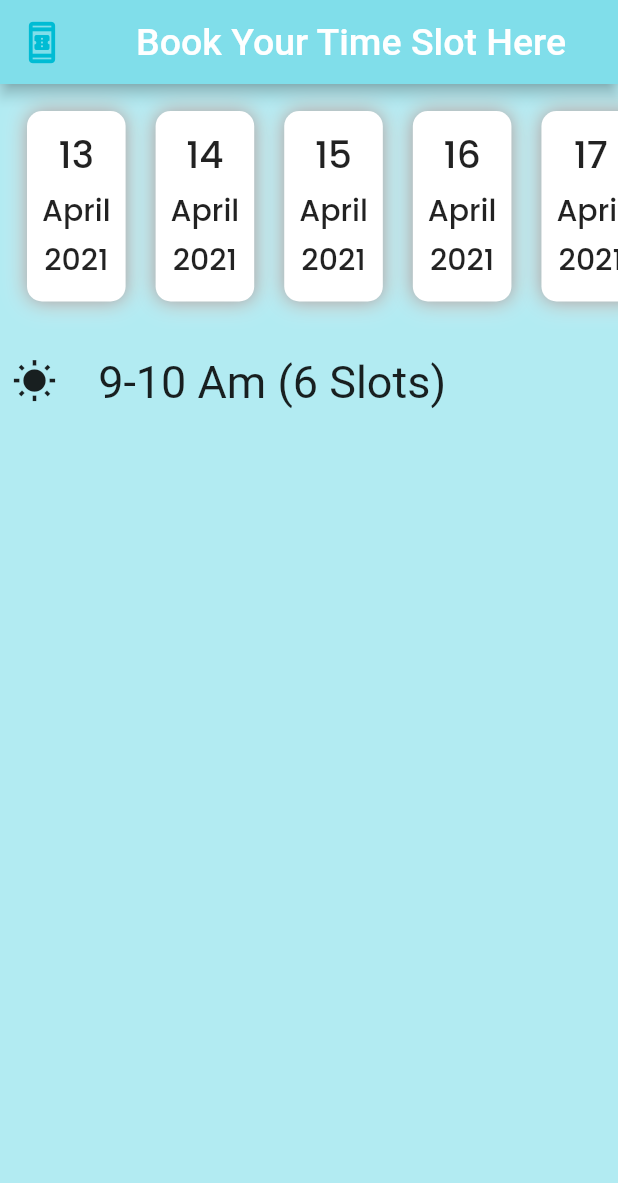
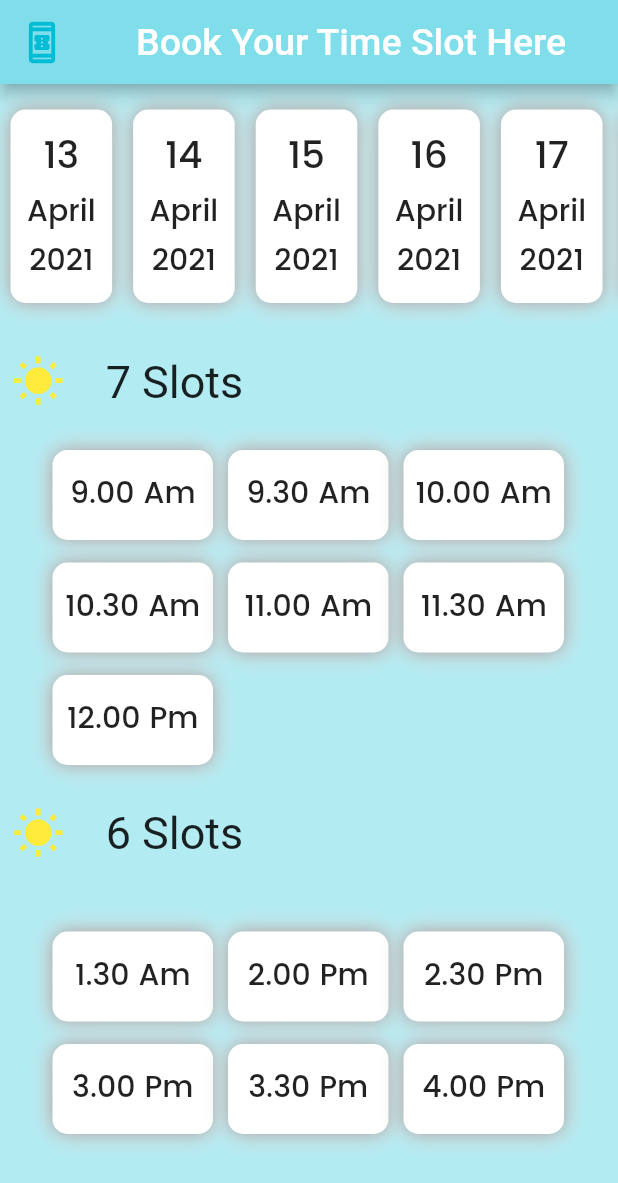
Before and after one commit to anu-baby97/lab_test_app, a Flutter app: the screen it shows after launch, on a phone screen of 412 x 824 dp. Shown: the top 1183 px of the screen. Run offline on Flutter 3.47's test engine with Material 2 defaults, Android fonts, the phone set to English and light mode, and no system bars; our stand-ins replace cloud_firestore, firebase_auth, firebase_core, flutter_screenutil, modal_progress_hud; accounts and stored records are empty; Roboto replaces fonts that are missing (Lobster-Regular).

Commit message:
(added some dates and time slots)

```diff
--- a/lib/Screens/BookingScreen.dart
+++ b/lib/Screens/BookingScreen.dart
@@ -2,12 +2,73 @@ import 'package:flutter/cupertino.dart';
 import 'package:flutter/material.dart';
 
 class BookingScreen extends StatefulWidget {
-  static const String id = "BookingScreen";
+  static const String id = "BookingDemo";
   @override
   _BookingScreenState createState() => _BookingScreenState();
 }
 
 class _BookingScreenState extends State<BookingScreen> {
+  Widget addBookingDate(String title1, String title2, String title3) {
+    return Padding(
+      padding: const EdgeInsets.all(11.0),
+      child: Column(
+        children: [
+          Text(
+            title1,
+            style: TextStyle(fontFamily: "Poppins-Medium", fontSize: 25),
+          ),
+          Text(title2,
+              style: TextStyle(fontFamily: "Poppins-Medium", fontSize: 20)),
+          Text(title3,
+              style: TextStyle(fontFamily: "Poppins-Medium", fontSize: 20))
+        ],
+      ),
+    );
+  }
+
+  Widget addTimeSlot(String slot) {
+    return Container(
+      decoration: buildBoxDecoration(),
+      width: 107,
+      height: 60,
+      child: Padding(
+        padding: const EdgeInsets.all(6.0),
+        child: Center(
+          child: Text(
+            slot,
+            style: TextStyle(fontFamily: "Poppins-Medium", fontSize: 20),
+          ),
+        ),
+      ),
+    );
+  }
+
+  Widget addRowOfTimeSlots(int slotnos, Icon sloticon) {
+    return Padding(
+      padding: const EdgeInsets.all(8.0),
+      child: Column(
+        crossAxisAlignment: CrossAxisAlignment.start,
+        children: [
+          Row(
+            children: [
+              sloticon,
+              SizedBox(
+                width: 20,
+              ),
+              Text(
+                " $slotnos Slots",
+                style: TextStyle(fontFamily: "Lobster-Regular", fontSize: 30),
+              ),
+            ],
+          ),
+          SizedBox(
+            height: 20,
+          ),
+        ],
+      ),
+    );
+  }
+
   @override
   Widget build(BuildContext context) {
     return Scaffold(
@@ -37,164 +98,45 @@ class _BookingScreenState extends State<BookingScreen> {
                 SingleChildScrollView(
                   scrollDirection: Axis.horizontal,
                   child: Padding(
-                  padding: const EdgeInsets.all(8.0),
+                    padding: const EdgeInsets.fromLTRB(0, 10, 0, 10),
                     child: Row(
                       children: [
                         Padding(
-                        padding: const EdgeInsets.all(10.0),
+                          padding: const EdgeInsets.all(7),
                           child: Container(
                             decoration: buildBoxDecoration(),
-                          child: Padding(
-                              padding: const EdgeInsets.all(10.0),
-                              child: Column(
-                                children: [
-                                  Text(
-                                    "13",
-                                    style: TextStyle(
-                                        fontFamily: "Poppins-Medium",
-                                        fontSize: 25),
-                                  ),
-                                  Text("April",
-                                      style: TextStyle(
-                                          fontFamily: "Poppins-Medium",
-                                          fontSize: 20)),
-                                  Text("2021",
-                                      style: TextStyle(
-                                          fontFamily: "Poppins-Medium",
-                                          fontSize: 20))
-                                ],
-                              )),
+                            child: addBookingDate("13", "April", "2021"),
                           ),
                         ),
                         Padding(
-                        padding: EdgeInsets.all(10),
+                          padding: EdgeInsets.all(7),
                           child: Container(
                               decoration: buildBoxDecoration(),
-                          child: Padding(
-                              padding: const EdgeInsets.all(10.0),
-                              child: Column(
-                                children: [
-                                  Text(
-                                    "14",
-                                    style: TextStyle(
-                                        fontFamily: "Poppins-Medium",
-                                        fontSize: 25),
-                                  ),
-                                  Text("April",
-                                      style: TextStyle(
-                                          fontFamily: "Poppins-Medium",
-                                          fontSize: 20)),
-                                  Text("2021",
-                                      style: TextStyle(
-                                          fontFamily: "Poppins-Medium",
-                                          fontSize: 20))
-                                ],
-                              )),
-                        ),
+                              child: addBookingDate("14", "April", "2021")),
                         ),
                         Padding(
-                        padding: EdgeInsets.all(10),
+                          padding: EdgeInsets.all(7),
                           child: Container(
                               decoration: buildBoxDecoration(),
-                          child: Padding(
-                              padding: const EdgeInsets.all(10.0),
-                              child: Column(
-                                children: [
-                                  Text(
-                                    "15",
-                                    style: TextStyle(
-                                        fontFamily: "Poppins-Medium",
-                                        fontSize: 25),
-                                  ),
-                                  Text("April",
-                                      style: TextStyle(
-                                          fontFamily: "Poppins-Medium",
-                                          fontSize: 20)),
-                                  Text("2021",
-                                      style: TextStyle(
-                                          fontFamily: "Poppins-Medium",
-                                          fontSize: 20))
-                                ],
-                              )),
-                        ),
+                              child: addBookingDate("15", "April", "2021")),
                         ),
                         Padding(
-                        padding: EdgeInsets.all(10),
+                          padding: EdgeInsets.all(7),
                           child: Container(
                               decoration: buildBoxDecoration(),
-                          child: Padding(
-                              padding: const EdgeInsets.all(10.0),
-                              child: Column(
-                                children: [
-                                  Text(
-                                    "16",
-                                    style: TextStyle(
-                                        fontFamily: "Poppins-Medium",
-                                        fontSize: 25),
-                                  ),
-                                  Text("April",
-                                      style: TextStyle(
-                                          fontFamily: "Poppins-Medium",
-                                          fontSize: 20)),
-                                  Text("2021",
-                                      style: TextStyle(
-                                          fontFamily: "Poppins-Medium",
-                                          fontSize: 20))
-                                ],
-                              )),
-                        ),
+                              child: addBookingDate("16", "April", "2021")),
                         ),
                         Padding(
-                        padding: EdgeInsets.all(10),
+                          padding: EdgeInsets.all(7),
                           child: Container(
                               decoration: buildBoxDecoration(),
-                          child: Padding(
-                              padding: const EdgeInsets.all(10.0),
-                              child: Column(
-                                children: [
-                                  Text(
-                                    "17",
-                                    style: TextStyle(
-                                        fontFamily: "Poppins-Medium",
-                                        fontSize: 25),
-                                  ),
-                                  Text("April",
-                                      style: TextStyle(
-                                          fontFamily: "Poppins-Medium",
-                                          fontSize: 20)),
-                                  Text("2021",
-                                      style: TextStyle(
-                                          fontFamily: "Poppins-Medium",
-                                          fontSize: 20))
-                                ],
-                              )),
-                        ),
+                              child: addBookingDate("17", "April", "2021")),
                         ),
                         Padding(
-                        padding: EdgeInsets.all(10),
+                          padding: EdgeInsets.all(7),
                           child: Container(
                               decoration: buildBoxDecoration(),
-                          child: Padding(
-                              padding: const EdgeInsets.all(10.0),
-                              child: Column(
-                                children: [
-                                  Text(
-                                    "18",
-                                    style: TextStyle(
-                                        fontFamily: "Poppins-Medium",
-                                        fontSize: 25),
-                                  ),
-                                  Text("April",
-                                      style: TextStyle(
-                                          fontFamily: "Poppins-Medium",
-                                          fontSize: 20)),
-                                  Text("2021",
-                                      style: TextStyle(
-                                          fontFamily: "Poppins-Medium",
-                                          fontSize: 20))
-                                ],
-                              )),
-                        ),
+                              child: addBookingDate("18", "April", "2021")),
                         ),
                       ],
                     ),
@@ -204,77 +146,94 @@ class _BookingScreenState extends State<BookingScreen> {
                   height: 10,
                 ),
                 SingleChildScrollView(
-                child: Padding(
-                  padding: const EdgeInsets.all(8.0),
                   child: Column(
-                    crossAxisAlignment: CrossAxisAlignment.start,
                     children: [
-                      Row(
-                        children: [
+                      addRowOfTimeSlots(
+                          7,
                           Icon(
                             Icons.wb_sunny,
-                            size: 30,
+                            color: Colors.yellow,
+                            size: 35,
+                          )),
+                      Padding(
+                        padding: const EdgeInsets.only(left: 9),
+                        child: Wrap(
+                          runSpacing: 15.0,
+                          children: [
+                            addTimeSlot("9.00 Am"),
+                            SizedBox(
+                              width: 10,
                             ),
+                            addTimeSlot("9.30 Am"),
                             SizedBox(
-                            width: 20,
+                              width: 10,
                             ),
-                          Text(
-                            " 9-10 Am (6 Slots)",
-                            style: TextStyle(
-                                fontFamily: "Lobster-Regular", fontSize: 30),
+                            addTimeSlot("10.00 Am"),
+                            SizedBox(
+                              width: 10,
                             ),
+                            addTimeSlot("10.30 Am"),
+                            SizedBox(
+                              width: 10,
+                            ),
+                            addTimeSlot("11.00 Am"),
+                            SizedBox(
+                              width: 10,
+                            ),
+                            addTimeSlot("11.30 Am"),
+                            SizedBox(
+                              width: 10,
+                            ),
+                            addTimeSlot("12.00 Pm"),
                           ],
+                        ),
                       ),
                       SizedBox(
                         height: 20,
                       ),
+                      addRowOfTimeSlots(
+                          6,
+                          Icon(Icons.wb_sunny_sharp,
+                              color: Colors.yellow, size: 35)),
+                      SizedBox(
+                        height: 20,
+                      ),
                       Padding(
-                        padding: const EdgeInsets.all(8.0),
-                        child: Row(children: [
-                          Container(
-                            decoration: buildBoxDecoration(),
-                          ),
+                        padding: const EdgeInsets.only(left: 9),
+                        child: Wrap(
+                          runSpacing: 15.0,
+                          children: [
+                            addTimeSlot("1.30 Am"),
                             SizedBox(
                               width: 10,
                             ),
-                          Container(
-                            decoration: buildBoxDecoration(),
-                          ),
+                            addTimeSlot("2.00 Pm"),
                             SizedBox(
                               width: 10,
                             ),
-                          Container(
-                            decoration: buildBoxDecoration(),
-                          ),
+                            addTimeSlot("2.30 Pm"),
                             SizedBox(
                               width: 10,
                             ),
-                          Container(
-                            decoration: buildBoxDecoration(),
-                          ),
+                            addTimeSlot("3.00 Pm"),
                             SizedBox(
                               width: 10,
                             ),
-                          Container(
-                            decoration: buildBoxDecoration(),
-                          ),
+                            addTimeSlot("3.30 Pm"),
                             SizedBox(
                               width: 10,
                             ),
-                          Container(
-                            decoration: buildBoxDecoration(),
-                          ),
-                        ]),
-                      )
+                            addTimeSlot("4.00 Pm"),
                           ],
-                  ),
                         ),
                       ),
                     ],
                   ),
                 ),
+              ],
             ),
-    );
+          ),
+        ));
   }
 
   BoxDecoration buildBoxDecoration() {
```
Also changed, not shown: lib/Screens/BookingDemo.dart (line endings or trailing spaces). Lines whose indentation alone changed are shown as unchanged.
